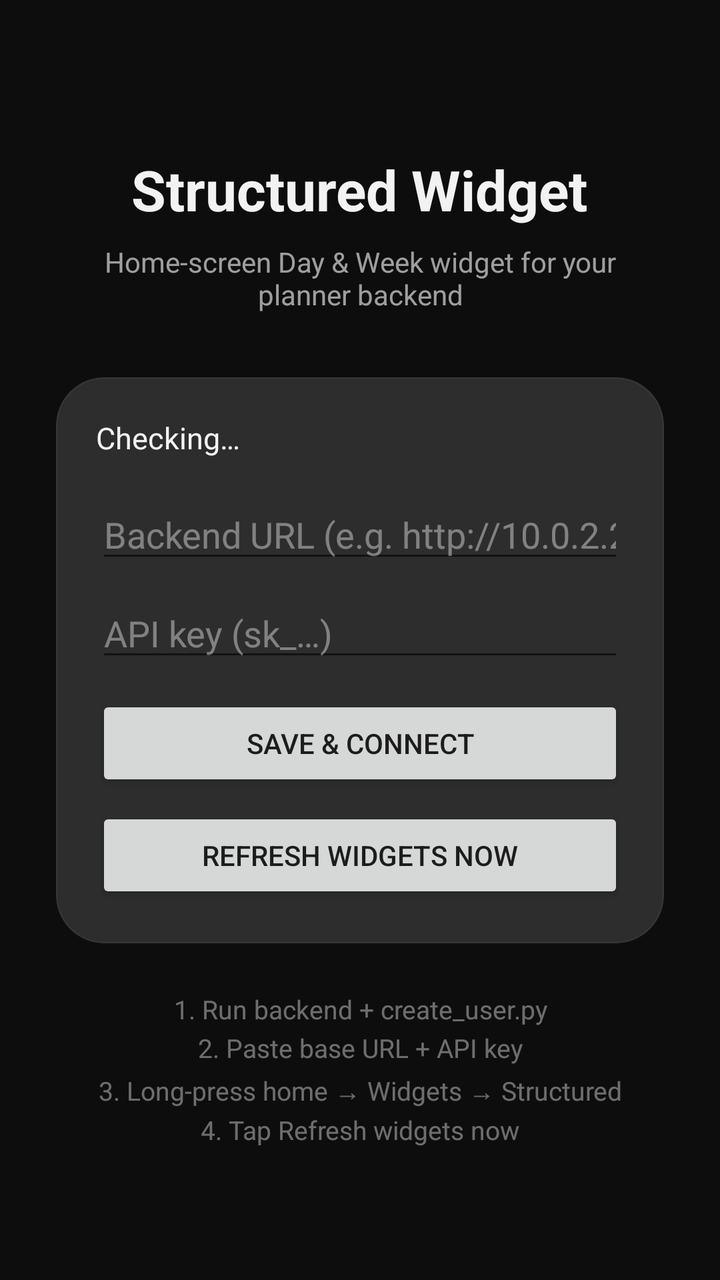
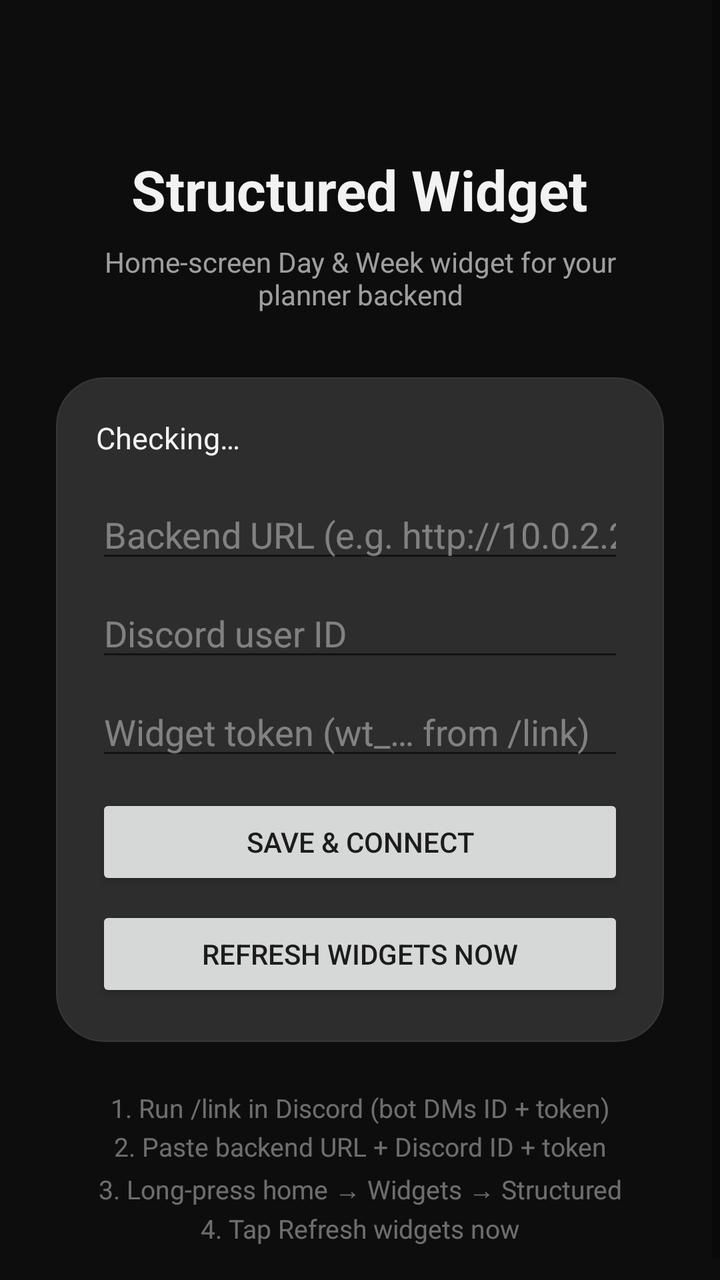

Two renders of the same Android screen: before a commit and after it. Below are the layout's source before the change and the commit's diff.
<!-- AndroidManifest.xml: activity theme Theme.StructuredWidget -->
<!-- res/layout/activity_main.xml -->
<?xml version="1.0" encoding="utf-8"?>
<ScrollView xmlns:android="http://schemas.android.com/apk/res/android"
    android:layout_width="match_parent"
    android:layout_height="match_parent"
    android:background="#0D0D0D"
    android:fillViewport="true">

    <LinearLayout
        android:gravity="center_horizontal"
        android:orientation="vertical"
        android:padding="28dp"
        android:layout_width="match_parent"
        android:layout_height="wrap_content">

        <TextView
            android:textSize="28sp"
            android:textStyle="bold"
            android:textColor="#F2FFFFFF"
            android:layout_width="wrap_content"
            android:layout_height="wrap_content"
            android:layout_marginTop="48dp"
            android:layout_marginBottom="8dp"
            android:text="@string/app_name" />

        <TextView
            android:textSize="14sp"
            android:textColor="#99FFFFFF"
            android:gravity="center"
            android:layout_width="match_parent"
            android:layout_height="wrap_content"
            android:layout_marginBottom="32dp"
            android:text="Home-screen Day &amp; Week widget for your planner backend" />

        <LinearLayout
            android:orientation="vertical"
            android:background="@drawable/hero_card_background"
            android:padding="20dp"
            android:layout_width="match_parent"
            android:layout_height="wrap_content"
            android:layout_marginBottom="24dp">

            <TextView
                android:id="@+id/status_text"
                android:textSize="15sp"
                android:textColor="#F2FFFFFF"
                android:layout_width="match_parent"
                android:layout_height="wrap_content"
                android:layout_marginBottom="16dp"
                android:text="Checking…" />

            <EditText
                android:id="@+id/base_url_input"
                android:layout_width="match_parent"
                android:layout_height="wrap_content"
                android:hint="Backend URL (e.g. http://10.0.2.2:8000)"
                android:inputType="textUri"
                android:textColor="#F2FFFFFF"
                android:textColorHint="#66FFFFFF"
                android:layout_marginBottom="8dp" />

            <EditText
                android:id="@+id/api_key_input"
                android:layout_width="match_parent"
                android:layout_height="wrap_content"
                android:hint="API key (sk_…)"
                android:inputType="textPassword"
                android:textColor="#F2FFFFFF"
                android:textColorHint="#66FFFFFF"
                android:layout_marginBottom="12dp" />

            <Button
                android:id="@+id/auth_button"
                android:layout_width="match_parent"
                android:layout_height="wrap_content"
                android:text="Save &amp; connect" />

            <Button
                android:id="@+id/refresh_button"
                android:layout_width="match_parent"
                android:layout_height="wrap_content"
                android:layout_marginTop="8dp"
                android:text="Refresh widgets now" />
        </LinearLayout>

        <TextView
            android:textSize="13sp"
            android:textColor="#66FFFFFF"
            android:gravity="center"
            android:layout_width="match_parent"
            android:layout_height="wrap_content"
            android:lineSpacingExtra="4dp"
            android:text="1. Run backend + create_user.py\n2. Paste base URL + API key\n3. Long-press home → Widgets → Structured\n4. Tap Refresh widgets now" />
    </LinearLayout>
</ScrollView>
<!-- resources referenced by this layout -->
<resources>
  <!-- drawable hero_card_background (drawable) -->
  <?xml version="1.0" encoding="utf-8"?>
  <layer-list xmlns:android="http://schemas.android.com/apk/res/android">
      <item>
          <shape android:shape="rectangle">
              <solid android:color="@color/surface_glass_dark"/>
              <stroke
                  android:width="@dimen/hairline_thickness"
                  android:color="@color/hairline_dark"/>
              <corners android:radius="@dimen/radius_hero"/>
          </shape>
      </item>
      <item>
          <shape android:shape="rectangle">
              <solid android:color="@color/surface_inner_highlight"/>
              <corners android:radius="@dimen/radius_hero"/>
          </shape>
      </item>
  </layer-list>
  <string name="app_name">Structured Widget</string>
  <style name="Theme.StructuredWidget" parent="Theme.AppCompat.DayNight.NoActionBar" />
  <color name="surface_glass_dark">#0fffffff</color>
  <dimen name="hairline_thickness">0.5dp</dimen>
  <color name="hairline_dark">#14ffffff</color>
  <dimen name="radius_hero">24dp</dimen>
  <color name="surface_inner_highlight">#14ffffff</color>
</resources>

<!-- the commit's change to res/layout/activity_main.xml (unified diff, before → after) -->
@@ -52,17 +52,27 @@
                 android:id="@+id/base_url_input"
                 android:layout_width="match_parent"
                 android:layout_height="wrap_content"
-                android:hint="Backend URL (e.g. http://10.0.2.2:8000)"
+                android:hint="Backend URL (e.g. http://10.0.2.2:8003)"
                 android:inputType="textUri"
                 android:textColor="#F2FFFFFF"
                 android:textColorHint="#66FFFFFF"
                 android:layout_marginBottom="8dp" />
 
             <EditText
-                android:id="@+id/api_key_input"
+                android:id="@+id/discord_id_input"
                 android:layout_width="match_parent"
                 android:layout_height="wrap_content"
-                android:hint="API key (sk_…)"
+                android:hint="Discord user ID"
+                android:inputType="number"
+                android:textColor="#F2FFFFFF"
+                android:textColorHint="#66FFFFFF"
+                android:layout_marginBottom="8dp" />
+
+            <EditText
+                android:id="@+id/widget_token_input"
+                android:layout_width="match_parent"
+                android:layout_height="wrap_content"
+                android:hint="Widget token (wt_… from /link)"
                 android:inputType="textPassword"
                 android:textColor="#F2FFFFFF"
                 android:textColorHint="#66FFFFFF"
@@ -89,6 +99,6 @@
             android:layout_width="match_parent"
             android:layout_height="wrap_content"
             android:lineSpacingExtra="4dp"
-            android:text="1. Run backend + create_user.py\n2. Paste base URL + API key\n3. Long-press home → Widgets → Structured\n4. Tap Refresh widgets now" />
+            android:text="1. Run /link in Discord (bot DMs ID + token)\n2. Paste backend URL + Discord ID + token\n3. Long-press home → Widgets → Structured\n4. Tap Refresh widgets now" />
     </LinearLayout>
 </ScrollView>
